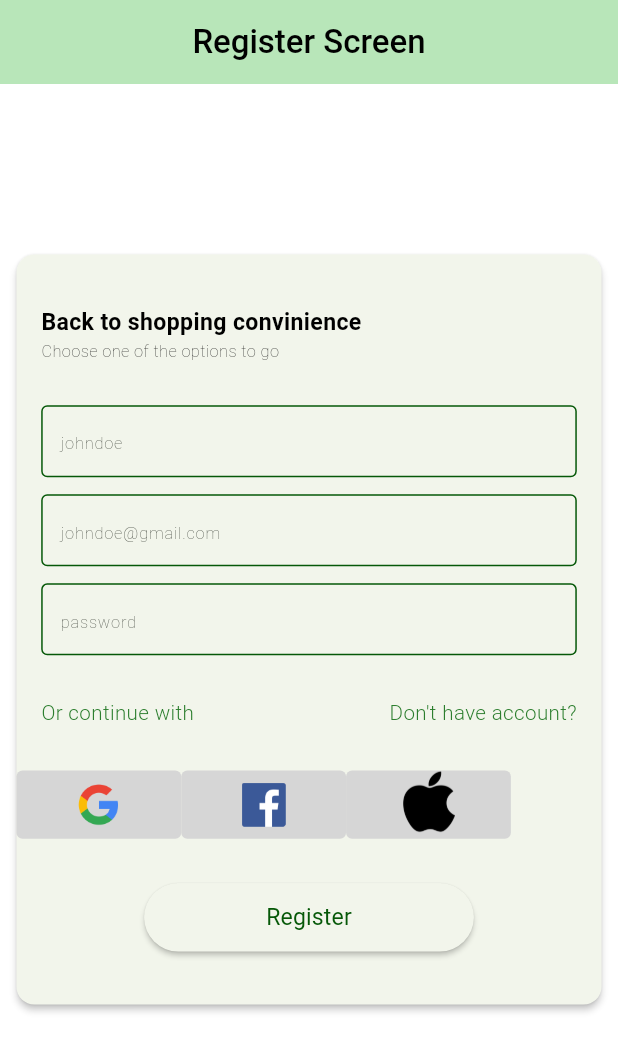
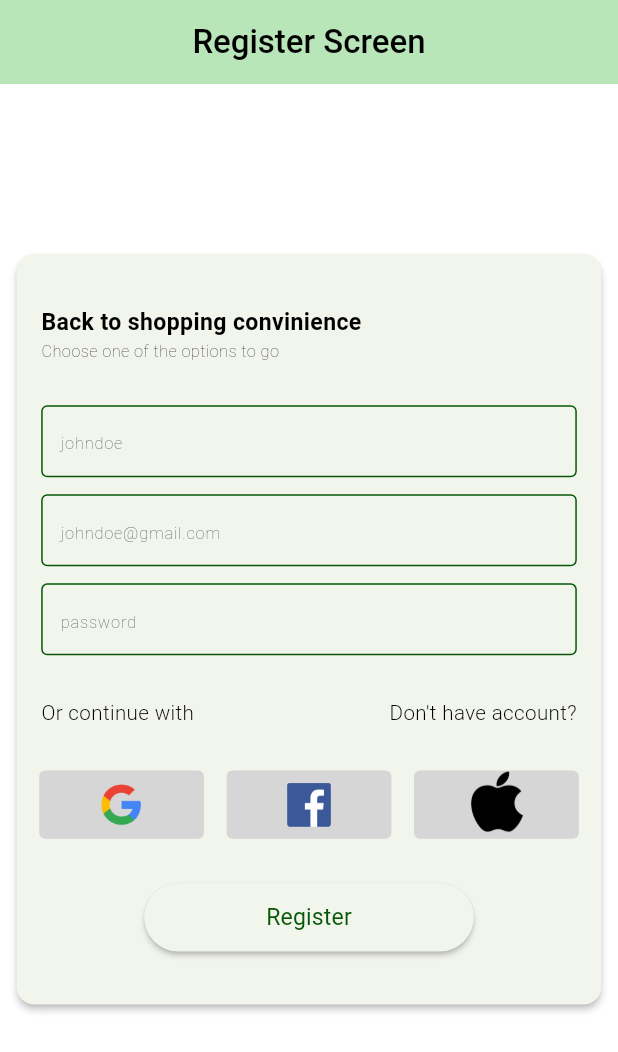
Before and after one commit to Dave-devs/alibaba_clone, a Flutter app: the screen it shows after launch, after a tap on "Don't have account?", on a phone screen of 412 x 824 dp. Shown: the top 1052 px of the screen. Run offline on Flutter 3.47's test engine with Material 2 defaults, Android fonts, the phone set to English and light mode, and no system bars; our stand-ins replace flex_color_scheme, flutter_riverpod, flutter_screenutil, fluttertoast, google_fonts, shared_preferences; network calls fail.

Commit message:
Refactored the code palette and custom textfield

```diff
--- a/lib/constants/palette.dart
+++ b/lib/constants/palette.dart
@@ -1,24 +1,49 @@
 import 'dart:ui';
 
 //Light colors
-const lPryClr = Color(0xFF065808);
-const lPryConClr = Color(0xFF9BBC9C);
-const lSecClr = Color(0xFF365b37);
-const lSecConClr = Color(0xFFAEBDAF);
-const lTerClr = Color(0xFF2C7E2E);
-const lTerConClr = Color(0xFFB8E6B9);
-const lAppBarClr = Color(0xFFB8E6B9);
-const lErrClr = Color(0xFFB00020);
+const lprimary = Color(0xff065808);
+const lonPrimary = Color(0xffffffff);
+const lprimaryContainer = Color(0xff9ee29f);
+const lonPrimaryContainer = Color(0xff0d130e);
+const lsecondary = Color(0xff365b37);
+const lonSecondary = Color(0xffffffff);
+const lsecondaryContainer = Color(0xffaebdaf);
+const lonSecondaryContainer = Color(0xff0f100f);
+const ltertiary = Color(0xff2c7e2e);
+const lonTertiary = Color(0xffffffff);
+const ltertiaryContainer = Color(0xffb8e6b9);
+const lonTertiaryContainer = Color(0xff101310);
+const lerror = Color(0xffb00020);
+const lonError = Color(0xffffffff);
+const lbackground = Color(0xfff8faf8);
+const lonBackground = Color(0xff090909);
+const lsurface = Color(0xfff8faf8);
+const lonSurface = Color(0xff090909);
+const lsurfaceTint = Color(0xff065808);
+const lbackgroundColor = Color(0xffb8e6b9);
 
 //Dark colors
-const dPryClr = Color(0xFF629F80);
-const dPryConClr = Color(0xFF273F33);
-const dSecClr = Color(0xFF81B39A);
-const dSecConClr = Color(0xFF4D6B5C);
-const dTerClr = Color(0xFF88C5A6);
-const dTerConClr = Color(0xFF356C50);
-const dAppBarClr = Color(0xFF356C50);
-const dErrClr = Color(0xFFCF6679);
+const dprimary =  Color(0xff629f80);
+const donPrimary =  Color(0xfff6fbf9);
+const dprimaryContainer =  Color(0xff274033);
+const donPrimaryContainer =  Color(0xffe5e9e7);
+const dsecondary =  Color(0xff81b39a);
+const donSecondary =  Color(0xff0e1210);
+const dsecondaryContainer =  Color(0xff4d6b5c);
+const donSecondaryContainer =  Color(0xffebf0ee);
+const dtertiary =  Color(0xff88c5a6);
+const donTertiary =  Color(0xff0e1311);
+const dtertiaryContainer =  Color(0xff356c50);
+const donTertiaryContainer =  Color(0xffe8f0ec);
+const derror =  Color(0xffcf6679);
+const donError =  Color(0xff140c0d);
+const dbackground =  Color(0xff151816);
+const donBackground =  Color(0xffececec);
+const dsurface =  Color(0xff151816);
+const donSurface = Color(0xffececec);
+const dsurfaceTint =  Color(0xff629f80);
+const dscaffoldBackgroundColor = Color(0xFF252525);
+const dbackgroundColor = Color(0xff356c50);
 
 //common
 const lbg = Color(0xFFFFFFFF);
--- a/lib/constants/utils/on_gen_route.dart
+++ b/lib/constants/utils/on_gen_route.dart
@@ -1,5 +1,7 @@
 import 'package:alibaba_clone/presentation/authentication/screens/login_page.dart';
 import 'package:alibaba_clone/presentation/authentication/screens/register_page.dart';
+import 'package:alibaba_clone/presentation/mobile_screen/mobile_screen.dart';
+import 'package:alibaba_clone/presentation/web_screen/web_screen.dart';
 import 'package:flutter/material.dart';
 
 Route<dynamic>? onGenerateRoute(RouteSettings routeSettings) {
@@ -9,6 +11,12 @@ Route<dynamic>? onGenerateRoute(RouteSettings routeSettings) {
 
     case LoginPage.routeName:
       return MaterialPageRoute(builder: (_) => const LoginPage());
+
+    case MobileScreen.routeName:
+      return MaterialPageRoute(builder: (_) => const  MobileScreen());
+
+    case WebScreen.routeName:
+      return MaterialPageRoute(builder: (_) => const WebScreen());
 
     default:
     return MaterialPageRoute(
--- a/lib/constants/widget/reusable_textField.dart
+++ b/lib/constants/widget/reusable_textField.dart
@@ -1,5 +1,5 @@
+import 'package:alibaba_clone/constants/palette.dart';
 import 'package:flutter/material.dart';
-import 'package:alibaba_clone/constants/palette.dart';
 
 class ReusableText extends StatelessWidget {
   final TextEditingController? controller;
@@ -10,7 +10,7 @@ class ReusableText extends StatelessWidget {
   final Color? prefixIconColor;
   final Widget? suffixIcon;
   final Color? suffixIconColor;
-  final  bool? filled;
+  final bool? filled;
   final Color? fillColor;
   final Color? focusColor;
   final Color? hoverColor;
@@ -27,8 +27,7 @@ class ReusableText extends StatelessWidget {
   final int? maxLines;
   final void Function(String)? onFieldSubmitted;
   final void Function(String)? onChanged;
-  const ReusableText({
-    Key? key,
+  const ReusableText({super.key,
     this.controller,
     this.hintText,
     this.hintStyle,
@@ -54,21 +53,14 @@ class ReusableText extends StatelessWidget {
     this.onChanged,
     required this.obscureText,
     this.maxLines,
-  }) : super(key: key);
+  });
 
   @override
   Widget build(BuildContext context) {
     return TextFormField(
-      key: key,
       controller: controller,
       onChanged: onChanged,
       onFieldSubmitted: onFieldSubmitted,
-      validator: (value) {
-        if(value == null || value.isEmpty) {
-          return 'Enter your $hintText';
-        }
-        return null;
-      },
       keyboardType: keyboardType,
       textInputAction: textInputAction,
       style: style,
@@ -90,15 +82,15 @@ class ReusableText extends StatelessWidget {
         hoverColor: hoverColor,
         errorBorder: OutlineInputBorder(
           borderRadius: BorderRadius.circular(4),
-          borderSide: const BorderSide(color: lErrClr)
+          borderSide: const BorderSide(color: lerror)
         ),
         focusedBorder: OutlineInputBorder(
           borderRadius: BorderRadius.circular(4),
-          borderSide: const BorderSide(color: lPryClr)
+          borderSide: const BorderSide(color: lprimaryContainer)
         ),
         focusedErrorBorder: OutlineInputBorder(
           borderRadius: BorderRadius.circular(4),
-          borderSide: const BorderSide(color: lErrClr)
+          borderSide: const BorderSide(color: lerror)
         ),
         disabledBorder: OutlineInputBorder(
           borderRadius: BorderRadius.circular(4),
@@ -106,11 +98,11 @@ class ReusableText extends StatelessWidget {
         ),
         enabledBorder: OutlineInputBorder(
           borderRadius: BorderRadius.circular(4),
-          borderSide: const BorderSide(color: lPryClr)
+          borderSide: const BorderSide(color: lprimary)
         ),
         border: OutlineInputBorder(
           borderRadius: BorderRadius.circular(4),
-          borderSide: const BorderSide(color: lPryConClr)
+          borderSide: const BorderSide(color: lprimary)
         ),
       ),
     );
--- a/lib/main.dart
+++ b/lib/main.dart
@@ -1,7 +1,10 @@
 import 'package:alibaba_clone/constants/palette.dart';
 import 'package:alibaba_clone/constants/utils/on_gen_route.dart';
+import 'package:alibaba_clone/presentation/admin/screens/admin_page.dart';
 import 'package:alibaba_clone/presentation/authentication/provider/auth_provider.dart';
 import 'package:alibaba_clone/presentation/authentication/screens/login_page.dart';
+import 'package:alibaba_clone/presentation/mobile_screen/mobile_screen.dart';
+import 'package:alibaba_clone/services/auth_service.dart';
 import 'package:flutter/material.dart';
 import 'package:flex_color_scheme/flex_color_scheme.dart';
 import 'package:flutter_riverpod/flutter_riverpod.dart';
@@ -14,7 +17,6 @@ void main() {
 
 class MyApp extends ConsumerStatefulWidget {
   // final Stream<dynamic>? stream;
-  // final user = ref.read(userProvider);
   const MyApp({super.key,});
 
   @override
@@ -22,6 +24,14 @@ class MyApp extends ConsumerStatefulWidget {
 }
 
 class _MyAppState extends ConsumerState<MyApp> {
+  final AuthService authService = AuthService();
+
+  @override
+  void initState() {
+    super.initState();
+    authService.getUserDetails(ref);
+  }
+
   @override
   Widget build(BuildContext context) {
     return ScreenUtilInit(
@@ -34,91 +44,97 @@ class _MyAppState extends ConsumerState<MyApp> {
               debugShowCheckedModeBanner: false,
               theme: FlexThemeData.light(
                 useMaterial3: true,
-                primary: lPryClr,
-                primaryContainer: lPryConClr,
-                onPrimary: onBg,
-                onError: onBg,
-                secondary: lSecClr,
-                secondaryContainer: lSecConClr,
-                tertiary: lTerClr,
-                tertiaryContainer: lTerConClr,
-                error: lErrClr,
-                blendLevel: 20,
-                appBarOpacity: 0.95,
+                primary: lprimary,
+                onPrimary: lonPrimary,
+                primaryContainer: lprimaryContainer,
+                onPrimaryContainer: lonPrimaryContainer,
+                secondary: lsecondary,
+                onSecondary: lonSecondary,
+                secondaryContainer: lsecondaryContainer,
+                onSecondaryContainer: lonSecondaryContainer,
+                tertiary: ltertiary,
+                onTertiary: lonTertiary,
+                tertiaryContainer: ltertiaryContainer,
+                onTertiaryContainer: lonTertiaryContainer,
+                error: lerror,
+                onError: lonError,
+                background: lbackground,
+                onBackground: lonBackground,
+                surface: lsurface,
+                onSurface: lonSurface,
+                surfaceTint: lsurfaceTint,
+                surfaceMode: FlexSurfaceMode.levelSurfacesLowScaffold,
+                blendLevel: 7,
+                subThemesData: const FlexSubThemesData(
+                  blendOnLevel: 10,
+                  blendOnColors: false,
+                  useTextTheme: true,
+                  useM2StyleDividerInM3: true,
+                  alignedDropdown: true,
+                  useInputDecoratorThemeInDialogs: true,
+                ),
                 visualDensity: FlexColorScheme.comfortablePlatformDensity,
-                fontFamily: GoogleFonts.roboto().fontFamily,
-                surfaceMode: FlexSurfaceMode.highScaffoldLowSurface,
-                tabBarStyle: FlexTabBarStyle.forBackground,
-                subThemesData: const FlexSubThemesData(
-                    blendOnLevel: 20,
-                    blendOnColors: false,
-                    inputDecoratorIsFilled: false),
-                useMaterial3ErrorColors: true,
+                swapLegacyOnMaterial3: true,
               ).copyWith(
                 brightness: Brightness.light,
                 scaffoldBackgroundColor: Colors.white,
                 appBarTheme: const AppBarTheme(
-                backgroundColor: lAppBarClr, elevation: 0)
+                  backgroundColor: lbackgroundColor,
+                  elevation: 0
+                )
               ),
               darkTheme: FlexThemeData.dark(
+                primary: dprimary,
+                onPrimary: donPrimary,
+                primaryContainer: dprimaryContainer,
+                onPrimaryContainer: donPrimaryContainer,
+                secondary: dsecondary,
+                onSecondary: donSecondary,
+                secondaryContainer: dsecondaryContainer,
+                onSecondaryContainer: donSecondaryContainer,
+                tertiary: dtertiary,
+                onTertiary: donTertiary,
+                tertiaryContainer: dtertiaryContainer,
+                onTertiaryContainer: donTertiaryContainer,
+                error: derror,
+                onError: donError,
+                background: dbackground,
+                onBackground: donBackground,
+                surface: dsurface,
+                onSurface: donSurface,
+                surfaceTint: dsurfaceTint,
                 useMaterial3: true,
-                primary: dPryClr,
-                primaryContainer: dPryConClr,
-                onPrimary: onBg,
-                onError: onBg,
-                secondary: dSecClr,
-                secondaryContainer: dSecConClr,
-                tertiary: dTerClr,
-                tertiaryContainer: dTerConClr,
-                appBarBackground: dAppBarClr,
-                error: dErrClr,
-                surfaceMode: FlexSurfaceMode.highBackgroundLowScaffold,
-                blendLevel: 15,
+                surfaceMode: FlexSurfaceMode.levelSurfacesLowScaffold,
+                blendLevel: 13,
+                subThemesData: const FlexSubThemesData(
+                  blendOnLevel: 20,
+                  useTextTheme: true,
+                  useM2StyleDividerInM3: true,
+                  alignedDropdown: true,
+                  useInputDecoratorThemeInDialogs: true,
+                ),
+                visualDensity: FlexColorScheme.comfortablePlatformDensity,
+                swapLegacyOnMaterial3: true,
                 appBarStyle: FlexAppBarStyle.background,
                 appBarOpacity: 0.90,
-                visualDensity: FlexColorScheme.comfortablePlatformDensity,
                 fontFamily: GoogleFonts.roboto().fontFamily,
                 tabBarStyle: FlexTabBarStyle.forBackground,
-                subThemesData: const FlexSubThemesData(
-                    blendOnLevel: 30, inputDecoratorIsFilled: false),
               ).copyWith(
                 brightness: Brightness.dark,
-                scaffoldBackgroundColor: const Color(0xFF252525),
+                scaffoldBackgroundColor: dscaffoldBackgroundColor,
                 appBarTheme: const AppBarTheme(
-                  backgroundColor: dAppBarClr, elevation: 0)
+                  backgroundColor: dbackgroundColor,
+                  elevation: 0
+                )
               ),
               themeMode: ThemeMode.system,
               onGenerateRoute: onGenerateRoute,
-              home: const LoginPage()
+              home: ref.watch(userProvider.notifier).user.token.isNotEmpty
+                ? ref.watch(userProvider.notifier).user.type == 'user'
+                  ? const MobileScreen()
+                  : const AdminPage()
+                  : const LoginPage()
             );
         });
   }
 }
-
-
-// StreamBuilder(
-//               stream: stream,
-//               builder: (_, snapshot) {
-//                 if (snapshot.connectionState == ConnectionState.waiting) {
-//                   return const Center(
-//                     child: CircularProgressIndicator(
-//                       color: whyt,
-//                     ),
-//                   );
-//                 }
-
-//                 if (snapshot.connectionState == ConnectionState.active) {
-//                   if (snapshot.hasData) {
-//                     return const ScreenLayoutDimension(webScreen: WebScreen(), mobileScreen: MobieScreen());
-//                   }
-
-//                   if (snapshot.hasError) {
-//                     return Center(
-//                       child: Text('${snapshot.error}'),
-//                     );
-//                   }
-//                 }
-
-//                 return const LoginPage();
-//               }
-//             ),
--- a/lib/presentation/authentication/screens/login_page.dart
+++ b/lib/presentation/authentication/screens/login_page.dart
@@ -10,7 +10,7 @@ import 'package:flutter_riverpod/flutter_riverpod.dart';
 import 'package:flutter_screenutil/flutter_screenutil.dart';
 
 class LoginPage extends ConsumerStatefulWidget {
-  static const String routeName = '/presentation/authentication/screens/login_page';
+  static const String routeName = '/login_page';
   const LoginPage({super.key});
 
   @override
--- a/lib/presentation/authentication/screens/register_page.dart
+++ b/lib/presentation/authentication/screens/register_page.dart
@@ -25,7 +25,7 @@ import 'package:flutter_screenutil/flutter_screenutil.dart';
 // }
 
 class RegisterPage extends ConsumerStatefulWidget {
-  static const String routeName = '/presentation/authentication/screens/register_page';
+  static const String routeName = '/register_page';
   const RegisterPage({super.key});
 
   @override
@@ -33,28 +33,27 @@ class RegisterPage extends ConsumerStatefulWidget {
 }
 
 class _RegisterPageState extends ConsumerState<RegisterPage> {
-  final _signUpFormKey = GlobalKey<FormState>();
-  final TextEditingController nameCont = TextEditingController();
-  final TextEditingController emailCont = TextEditingController();
-  final TextEditingController passwordCont = TextEditingController();
+  final TextEditingController _nameCont = TextEditingController();
+  final TextEditingController _emailCont = TextEditingController();
+  final TextEditingController _passwordCont = TextEditingController();
   final AuthService authService = AuthService();
 
   void signUpUser() {
     authService.signupUser(
       ctx: context,
       ref: ref,
-      name: nameCont.text,
-      email: emailCont.text,
-      password: passwordCont.text
+      name: _nameCont.text,
+      email: _emailCont.text,
+      password: _passwordCont.text
     );
   }
 
   @override
   void dispose() {
     super.dispose();
-    nameCont.dispose();
-    emailCont.dispose();
-    passwordCont.dispose();
+    _nameCont.dispose();
+    _emailCont.dispose();
+    _passwordCont.dispose();
   }
 
   @override
@@ -96,7 +95,7 @@ class _RegisterPageState extends ConsumerState<RegisterPage> {
                     Padding(
                       padding: EdgeInsets.symmetric(horizontal: 15.w),
                       child: ReusableText(
-                        controller: nameCont,
+                        controller: _nameCont,
                         hintText: 'johndoe',
                         obscureText: false,
                         maxLines: 1,
@@ -112,7 +111,7 @@ class _RegisterPageState extends ConsumerState<RegisterPage> {
                     Padding(
                       padding: EdgeInsets.symmetric(horizontal: 15.w),
                       child: ReusableText(
-                        controller: emailCont,
+                        controller: _emailCont,
                         hintText: 'johndoe@gmail.com',
                         obscureText: false,
                         maxLines: 1,
@@ -127,7 +126,7 @@ class _RegisterPageState extends ConsumerState<RegisterPage> {
                     Padding(
                       padding: EdgeInsets.symmetric(horizontal: 15.w),
                       child: ReusableText(
-                        controller: passwordCont,
+                        controller: _passwordCont,
                         hintText: 'password',
                         obscureText: true,
                         maxLines: 1,
@@ -158,6 +157,7 @@ class _RegisterPageState extends ConsumerState<RegisterPage> {
 
                     //Alternatives rows
                     Row(
+                      mainAxisAlignment: MainAxisAlignment.spaceEvenly,
                       children: [
                         AltItem(
                           onTap: () {
@@ -186,9 +186,7 @@ class _RegisterPageState extends ConsumerState<RegisterPage> {
                         style: TextStyle(fontWeight: FontWeight.w400, fontSize: 14.sp),
                         minimumSize: Size(200.w, 40.h),
                         onPressed: () {
-                          if(_signUpFormKey.currentState!.validate()) {
-                            signUpUser();
-                          }
+                          signUpUser();
                         },
                       ),
                     ),
--- a/lib/presentation/authentication/widget/have_acct.dart
+++ b/lib/presentation/authentication/widget/have_acct.dart
@@ -1,4 +1,3 @@
-import 'package:alibaba_clone/constants/palette.dart';
 import 'package:flutter/material.dart';
 import 'package:flutter_screenutil/flutter_screenutil.dart';
 
@@ -13,10 +12,10 @@ class HaveAcctRow extends StatelessWidget {
     return Row(
       mainAxisAlignment: MainAxisAlignment.spaceBetween,
       children: [
-        Text(text1, style: TextStyle(fontSize: 12.5.sp, fontWeight: FontWeight.w300, color: lTerClr),),
+        Text(text1, style: TextStyle(fontSize: 12.5.sp, fontWeight: FontWeight.w300),),
         GestureDetector(
           onTap: onTap,
-          child: Text(text2, style: TextStyle(fontSize: 12.5.sp, fontWeight: FontWeight.w300, color: lTerClr),)
+          child: Text(text2, style: TextStyle(fontSize: 12.5.sp, fontWeight: FontWeight.w300),)
         )
       ],
     );
--- a/lib/presentation/web_screen/web_screen.dart
+++ b/lib/presentation/web_screen/web_screen.dart
@@ -1,6 +1,7 @@
 import 'package:flutter/material.dart';
 
 class WebScreen extends StatefulWidget {
+  static const String routeName = '/web_screen_page';
   const WebScreen({super.key});
 
   @override
--- a/lib/services/auth_service.dart
+++ b/lib/services/auth_service.dart
@@ -3,19 +3,14 @@ import 'package:alibaba_clone/presentation/authentication/provider/auth_provider
 import 'package:flutter_riverpod/flutter_riverpod.dart';
 import 'package:shared_preferences/shared_preferences.dart';
 import 'package:alibaba_clone/constants/utils/error_handler.dart';
+import 'package:alibaba_clone/presentation/mobile_screen/mobile_screen.dart';
 import 'package:alibaba_clone/constants/utils/snackbar.dart';
 import 'package:alibaba_clone/model/user_model.dart';
 import 'package:alibaba_clone/secrets/ip_address.dart';
 import 'package:flutter/material.dart';
-import 'package:dio/dio.dart';
+import 'package:http/http.dart' as http;
 
 class AuthService {
-  final dio = Dio();
-  var options = Options(
-  headers: {
-    'Content-Type': 'application/json; charset=UTF-8',
-  },
-);
 
   Future<void> signupUser({
     required BuildContext ctx,
@@ -38,10 +33,12 @@ class AuthService {
       );
 
       //Connect with auth signup server and add user data to it
-      Response response =  await dio.post(
-        '$ip/api/signup',
-        data: user.toJson(),
-        options: options
+      var response = await http.post(
+        Uri.parse('$ip/api/signup'),
+        body: user.toJson(),
+        headers: <String, String> {
+          'Content-Type': 'application/json; charset=UTF-8',
+        }
       );
 
       //Handle any possible error and show it
@@ -68,13 +65,15 @@ class AuthService {
   }) async {
     try {
       //Connect with auth signup server and add user data to it
-      Response response = await dio.post(
-        '$ip/api/signin',
-        data: jsonEncode({
+      var response = await http.post(
+        Uri.parse('$ip/api/signin'),
+        body: jsonEncode({
           'email': email,
           'password': password
         }),
-        options: options
+        headers: <String, String> {
+          'Content-Type': 'application/json; charset=UTF-8',
+        }
       );
 
       //If successful, persist user data locally.
@@ -83,17 +82,54 @@ class AuthService {
         ref: ref,
         onSuccess: () async {
           SharedPreferences prefs = await SharedPreferences.getInstance();
-          ref.read(userProvider).setUser(response.data);
-           await prefs.setString('x-auth-token', jsonDecode(response.data)['token']);
-          // Navigator.pushNamedAndRemoveUntil(
-          //   ctx,
-          //   BottomBar.routeName,
-          //   (route) => false,
-          // );
+          ref.read(userProvider).setUser(response.body);
+           await prefs.setString('x-auth-token', jsonDecode(response.body)['token']);
+          // ignore: use_build_context_synchronously
+          Navigator.pushNamedAndRemoveUntil(
+            ctx,
+            MobileScreen.routeName,
+            (route) => false,
+          );
         },
       );
     } catch (e) {
       flutterToast(e.toString());
     }
   }
+
+  Future<void> getUserDetails(WidgetRef ref) async {
+    try {
+      SharedPreferences prefs = await SharedPreferences.getInstance();
+      String? token = prefs.getString('x-auth-token');
+
+      if(token == null) {
+        prefs.setString('x-auth-token', '');
+      }
+
+      var tokenRes = await http.post(
+        Uri.parse('$ip/tokenisvalid'),
+        headers: <String, String> {
+          'Content-Type': 'application/json; charset=UTF-8',
+          'x-auth-token': token!
+        }
+      );
+
+      var response = jsonDecode(tokenRes.body);
+
+      if(response == true) {
+        var userRes = await http.post(
+        Uri.parse('$ip/'),
+        headers: {
+          'Content-Type': 'application/json; charset=UTF-8',
+          'x-auth-token': token
+        },
+      );
+
+        var userProv = ref.read(userProvider);
+        userProv.setUser(userRes.body);
+      }
+   } catch (e) {
+      flutterToast(e.toString());
+    }
+  }
 }
--- a/pubspec.yaml
+++ b/pubspec.yaml
@@ -40,7 +40,7 @@ dependencies:
   animate_do: ^3.0.2
   animated_text_kit: ^4.2.2
   auto_size_text: ^3.0.0
-  dio: ^4.0.0
+  http:
   shared_preferences: ^2.2.1
   cached_network_image:
   flutter_screenutil: ^5.8.4
```
Also changed, not shown: lib/constants/utils/error_handler.dart (+4 -4 lines), lib/presentation/admin/screens/admin_page.dart (added, +21 -0 lines), lib/presentation/authentication/provider/auth_provider.dart (+26 -1 lines), lib/presentation/mobile_screen/mobile_screen.dart (+5 -4 lines), pubspec.lock, 1 other file.
